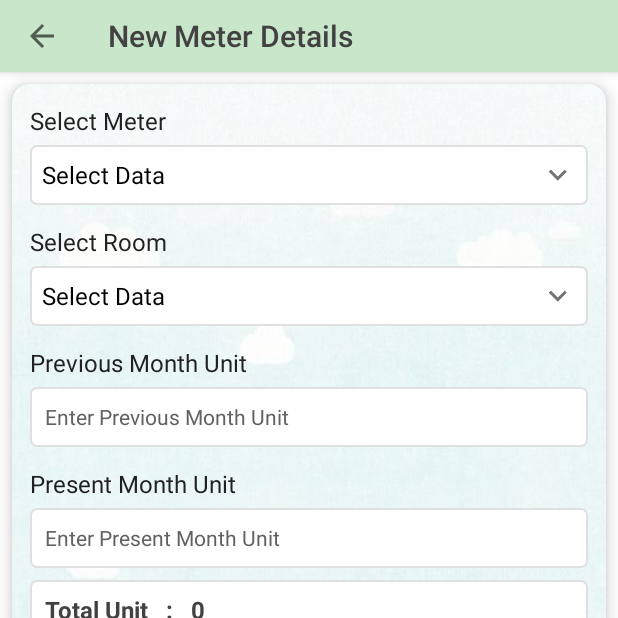
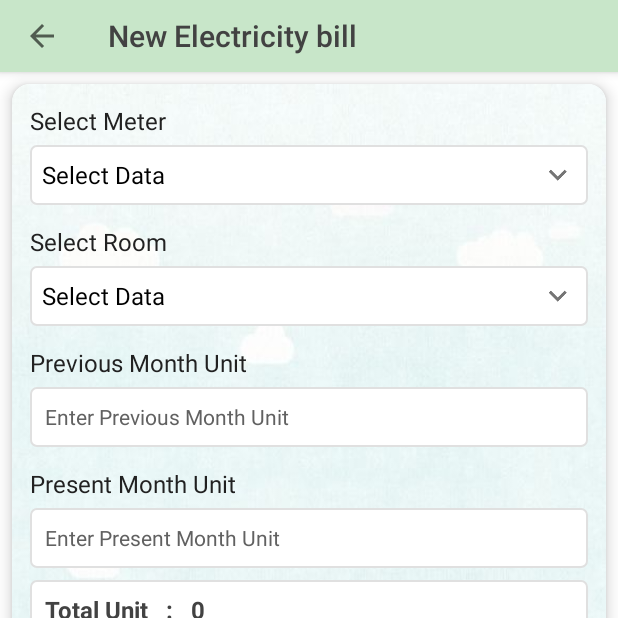
Before and after one commit to shakiz/Barivara, an Android app: the ElectricityBillDetailsActivity screen opened directly, with no data from a screen before it, on a phone screen of 412 x 824 dp, the top half of it. Run offline under Robolectric (Android 15) with nearby library versions, the phone set to English and light mode, and no system bars; our stand-ins replace Firebase (no records; nobody signed in at launch, a user with empty details on screens opened directly), data binding.

Commit message:
string text issues

```diff
--- a/app/src/main/res/layout/activity_electricity_bill_details.xml
+++ b/app/src/main/res/layout/activity_electricity_bill_details.xml
@@ -24,7 +24,7 @@
                 android:id="@+id/tool_bar"
                 app:navigationIcon="?attr/homeAsUpIndicator"
                 style="@style/TextAppearance.Widget.Event.Toolbar.Title"
-                app:title="@string/new_meter_details"
+                app:title="@string/new_electricity_bill"
                 app:titleTextColor="@color/md_grey_800">
 
             </androidx.appcompat.widget.Toolbar>
--- a/app/src/main/res/values/strings.xml
+++ b/app/src/main/res/values/strings.xml
@@ -183,4 +183,10 @@
     <string name="logout_sad_text">You will be missed.Please come back again if you like our service.</string>
     <string name="logged_out_successfully">Successfully logged out</string>
     <string name="already_logged_in">Already Logged In</string>
+    <string name="new_electricity_bill">New Electricity bill</string>
+    <string name="update">Update</string>
+    <string name="no_update_available">No Update Available</string>
+    <string name="you_are_using">You are using</string>
+    <string name="update_available">New update available!</string>
+    <string name="version">Version</string>
 </resources>
```
Also changed, not shown: 1 other file.
